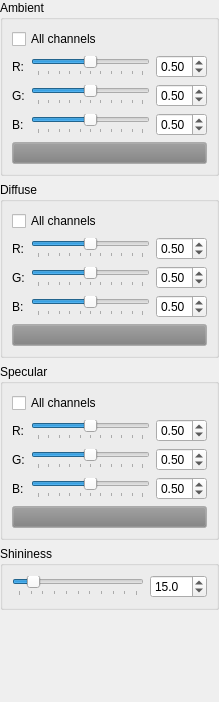
The window that src/ui/MaterialDock.ui (Warzone2100/WMIT) describes before a commit, drawn with Qt 5.
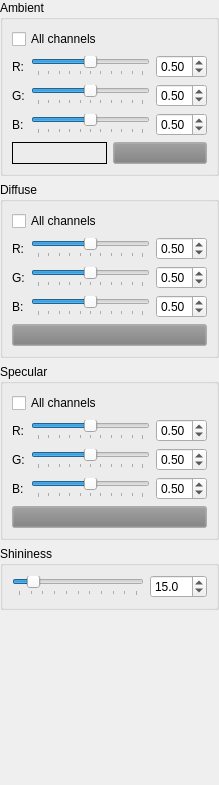
The same window after the commit.

Commit message: MaterialDock: ambient color preview tryout

What changed in the file:
```diff
--- a/src/ui/MaterialDock.ui
+++ b/src/ui/MaterialDock.ui
@@ -7,7 +7,7 @@
     <x>0</x>
     <y>0</y>
     <width>219</width>
-    <height>702</height>
+    <height>785</height>
    </rect>
   </property>
   <property name="windowTitle">
@@ -171,6 +171,21 @@
         </layout>
        </item>
        <item>
+        <layout class="QHBoxLayout" name="horizontalLayout">
+         <item>
+          <widget class="QLabel" name="ambientColor">
+           <property name="frameShape">
+            <enum>QFrame::Box</enum>
+           </property>
+           <property name="text">
+            <string/>
+           </property>
+           <property name="scaledContents">
+            <bool>true</bool>
+           </property>
+          </widget>
+         </item>
+         <item>
         <widget class="QPushButton" name="ambientButton">
          <property name="palette">
           <palette>
@@ -213,6 +228,8 @@
           <string/>
          </property>
         </widget>
+         </item>
+        </layout>
        </item>
       </layout>
      </widget>
```
Left out of the diff: 2 changed lines with no effect on the pictures. Lines whose indentation alone changed are shown as unchanged. The commit also changes 2 other files.
